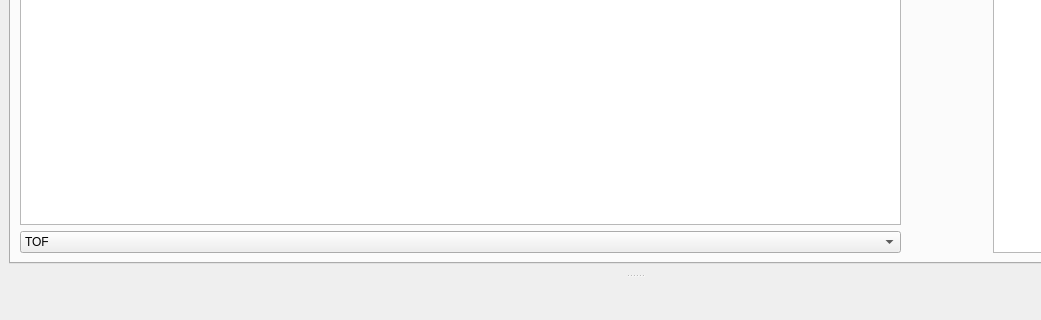
Above: designer/ui_mainWindow.ui from neutrons/addie before the change; both pictures show x 0 to 1041 and y 622 to 942 of the 1269 by 942 pixel window. Below: the same form after it.
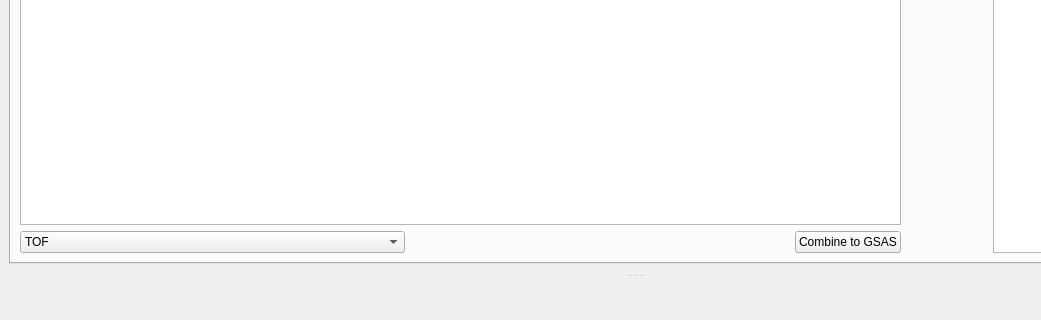
That is the form after the change. The open tabs and pages were chosen to show the change. Custom widgets are drawn as their Qt base class.

```diff
--- a/designer/ui_mainWindow.ui
+++ b/designer/ui_mainWindow.ui
@@ -235,6 +235,12 @@
                <layout class="QHBoxLayout" name="horizontalLayout_3">
                 <item>
                  <widget class="QComboBox" name="comboBox_xUnit">
+                  <property name="sizePolicy">
+                   <sizepolicy hsizetype="Expanding" vsizetype="Fixed">
+                    <horstretch>0</horstretch>
+                    <verstretch>0</verstretch>
+                   </sizepolicy>
+                  </property>
                   <item>
                    <property name="text">
                     <string>TOF</string>
@@ -252,6 +258,29 @@
                   </item>
                  </widget>
                 </item>
+                <item>
+                 <spacer name="horizontalSpacer_2">
+                  <property name="orientation">
+                   <enum>Qt::Horizontal</enum>
+                  </property>
+                  <property name="sizeHint" stdset="0">
+                   <size>
+                    <width>40</width>
+                    <height>20</height>
+                   </size>
+                  </property>
+                 </spacer>
+                </item>
+                <item>
+                 <widget class="QPushButton" name="pushButton_combineBanks">
+                  <property name="toolTip">
+                   <string>&lt;html&gt;&lt;head/&gt;&lt;body&gt;&lt;p&gt;Combine banks back to a 6-bank GSAS file&lt;/p&gt;&lt;/body&gt;&lt;/html&gt;</string>
+                  </property>
+                  <property name="text">
+                   <string>Combine to GSAS</string>
+                  </property>
+                 </widget>
+                </item>
                </layout>
               </item>
              </layout>
```
Left out of the diff: 2 changed lines with no effect on the pictures.
